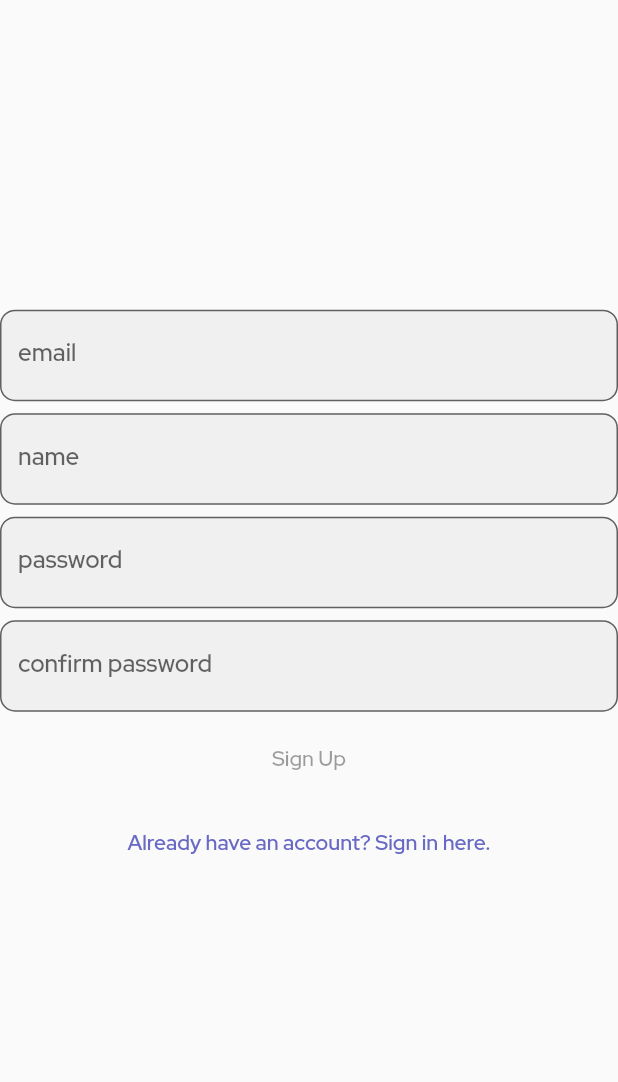
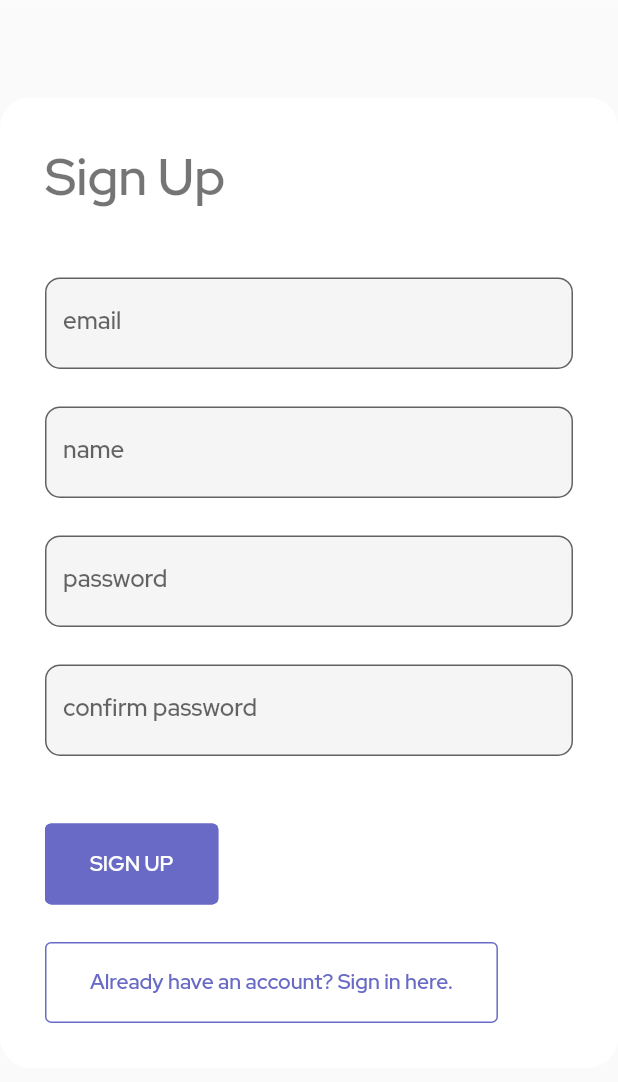
Before and after one commit to TudorBatica/Challenges, a Flutter app: the SignUpForm widget shown alone on an empty page, opened directly, on a phone screen of 412 x 824 dp, the part 71-1153 px from its top. Run offline on Flutter 3.47's test engine with Material 2 defaults, Android fonts, the phone set to English and light mode, and no system bars; our stand-ins replace bloc, cloud_firestore, datetime_picker_formfield, equatable, firebase_auth, firebase_core and 6 more; accounts and stored records are empty.

Commit message:
improve sign up page ui

```diff
--- a/lib/presentation/authentication/sign_up_form.dart
+++ b/lib/presentation/authentication/sign_up_form.dart
@@ -3,6 +3,8 @@ import 'package:flutter_bloc/flutter_bloc.dart';
 import 'package:formz/formz.dart';
 
 import '../../application/authentication/sign_up_cubit.dart';
+import '../common/base_form.dart';
+import '../common/button_with_border.dart';
 
 /// Sign up form widget
 class SignUpForm extends StatelessWidget {
@@ -21,23 +23,25 @@ class SignUpForm extends StatelessWidget {
         }
       },
       child: Align(
-        child: SingleChildScrollView(
-          child: Column(
-            children: [
-              const SizedBox(height: 16.0),
+        child: BaseForm(
+          elements: [
+            Text(
+              'Sign Up',
+              style: Theme.of(context).textTheme.headline4,
+            ),
+            const SizedBox(height: 45.0),
             _EmailInput(),
-              const SizedBox(height: 8.0),
+            const SizedBox(height: 25.0),
             _NameInput(),
-              const SizedBox(height: 8.0),
+            const SizedBox(height: 25.0),
             _PasswordInput(),
-              const SizedBox(height: 8.0),
+            const SizedBox(height: 25.0),
             _ConfirmPasswordInput(),
-              const SizedBox(height: 8.0),
+            const SizedBox(height: 45.0),
             _SignUpButton(),
-              const SizedBox(height: 8.0),
+            const SizedBox(height: 25.0),
             _GoToSignInButton()
           ],
-          ),
         ),
       ),
     );
@@ -158,12 +162,15 @@ class _SignUpButton extends StatelessWidget {
       buildWhen: (previous, current) => previous.status != current.status,
       builder: (context, state) => state.status.isSubmissionInProgress
           ? const CircularProgressIndicator()
-          : TextButton(
+          : ButtonWithBorder(
               onPressed: state.status.isValidated
                   ? () =>
                       context.read<SignUpCubit>().signUpWithEmailAndPassword()
                   : null,
-              child: Text("Sign Up"),
+              text: "SIGN UP",
+              borderColor: Theme.of(context).primaryColor,
+              backgroundColor: Theme.of(context).primaryColor,
+              textColor: Colors.white,
             ),
     );
   }
@@ -172,8 +179,11 @@ class _SignUpButton extends StatelessWidget {
 class _GoToSignInButton extends StatelessWidget {
   @override
   Widget build(BuildContext context) {
-    return TextButton(
+    return ButtonWithBorder(
       onPressed: () => context.read<SignUpCubit>().navigateToSignInPage(),
-        child: Text("Already have an account? Sign in here."));
+      text: "Already have an account? Sign in here.",
+      borderColor: Theme.of(context).primaryColor,
+      textColor: Theme.of(context).primaryColor,
+    );
   }
 }
--- a/lib/presentation/authentication/sign_up_page.dart
+++ b/lib/presentation/authentication/sign_up_page.dart
@@ -1,3 +1,4 @@
+import 'package:challengesapp/presentation/common/scaffold_with_background.dart';
 import 'package:flutter/material.dart';
 import 'package:flutter_bloc/flutter_bloc.dart';
 
@@ -12,8 +13,8 @@ class SignUpPage extends StatelessWidget {
 
   @override
   Widget build(BuildContext context) {
-    return Scaffold(
-      body: BlocProvider(
+    return ScaffoldWithBackground(
+      child: BlocProvider(
         create: (_) => getIt<SignUpCubit>(),
         child: SignUpForm(),
       ),
--- a/lib/presentation/common/button_with_border.dart
+++ b/lib/presentation/common/button_with_border.dart
@@ -9,14 +9,30 @@ class ButtonWithBorder extends StatelessWidget {
   /// Displayed text.
   final String text;
 
+  /// Button's border color
+  final Color borderColor;
+
+  /// Displayed text's color
+  final Color textColor;
+
+  /// Button's background
+  final Color? backgroundColor;
+
   // ignore: public_member_api_docs
-  const ButtonWithBorder({Key? key, this.onPressed, required this.text})
+  const ButtonWithBorder(
+      {Key? key,
+      this.onPressed,
+      required this.text,
+      required this.borderColor,
+      required this.textColor,
+      this.backgroundColor})
       : super(key: key);
   @override
   Widget build(BuildContext context) {
     return OutlinedButton(
       onPressed: onPressed,
       style: ButtonStyle(
+        backgroundColor: MaterialStateProperty.all(backgroundColor),
         padding: MaterialStateProperty.all(
           EdgeInsets.only(
             left: 30.0,
@@ -26,15 +42,12 @@ class ButtonWithBorder extends StatelessWidget {
           ),
         ),
         side: MaterialStateProperty.all(
-          BorderSide(color: Theme.of(context).primaryColor, width: 1),
+          BorderSide(color: borderColor, width: 1),
         ),
       ),
       child: Text(
         text,
-        style: Theme.of(context)
-            .textTheme
-            .button!
-            .copyWith(color: Theme.of(context).primaryColor),
+        style: Theme.of(context).textTheme.button!.copyWith(color: textColor),
       ),
     );
   }
--- a/lib/presentation/new_challenge/submit_button.dart
+++ b/lib/presentation/new_challenge/submit_button.dart
@@ -31,11 +31,17 @@ class _SubmitButton extends StatelessWidget {
     return BlocBuilder<AppCubit, AppState>(
       buildWhen: (previous, current) => previous.user != current.user,
       builder: (context, state) => (onPressed == null)
-          ? ButtonWithBorder(text: 'CREATE CHALLENGE')
+          ? ButtonWithBorder(
+              text: 'CREATE CHALLENGE',
+              borderColor: Theme.of(context).primaryColor,
+              textColor: Theme.of(context).primaryColor,
+            )
           : ButtonWithBorder(
               text: 'CREATE CHALLENGE',
               onPressed: () =>
                   onPressed!(state.user.identity.id, state.user.profile!.name),
+              borderColor: Theme.of(context).primaryColor,
+              textColor: Theme.of(context).primaryColor,
             ),
     );
   }
```
Lines whose indentation alone changed are shown as unchanged.
